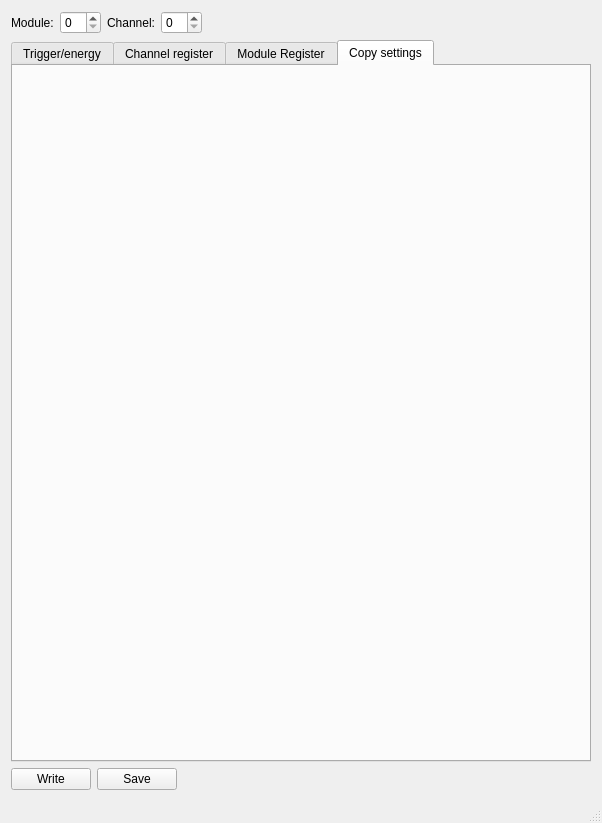
Qt form sirius/src/XIAengineControl/mainwindow.ui (oslocyclotronlab/OCLDAQ) before a commit.
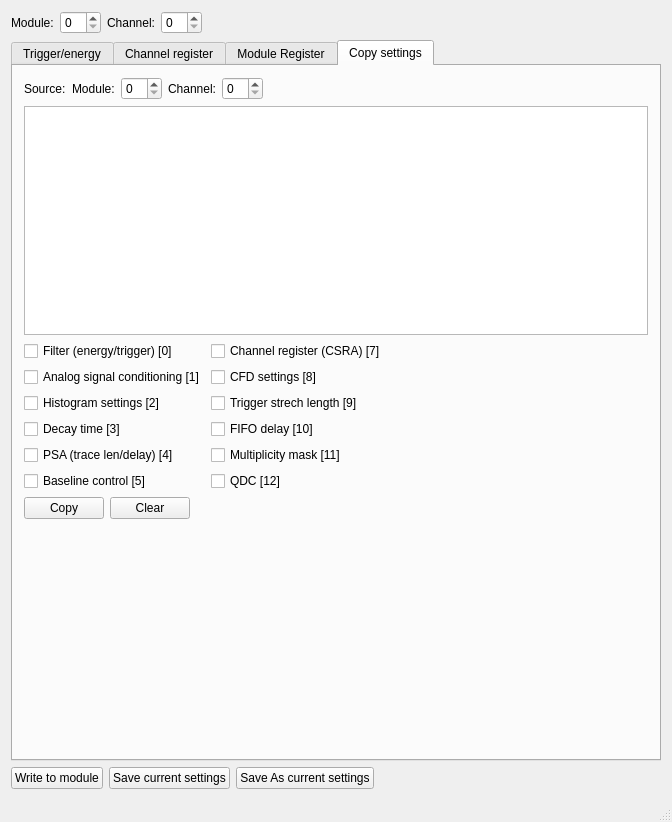
The same form after that commit. The open tabs and pages were chosen to show the change.

Diff of the .ui file:
```diff
--- a/sirius/src/XIAengineControl/mainwindow.ui
+++ b/sirius/src/XIAengineControl/mainwindow.ui
@@ -6,10 +6,22 @@
    <rect>
     <x>0</x>
     <y>0</y>
-    <width>602</width>
-    <height>823</height>
+    <width>672</width>
+    <height>822</height>
    </rect>
   </property>
+  <property name="sizePolicy">
+   <sizepolicy hsizetype="Minimum" vsizetype="Minimum">
+    <horstretch>0</horstretch>
+    <verstretch>0</verstretch>
+   </sizepolicy>
+  </property>
+  <property name="maximumSize">
+   <size>
+    <width>672</width>
+    <height>822</height>
+   </size>
+  </property>
   <property name="windowTitle">
    <string>XIA settings</string>
   </property>
@@ -1433,6 +1445,220 @@
          <attribute name="title">
           <string>Copy settings</string>
          </attribute>
+         <layout class="QGridLayout" name="gridLayout_5">
+          <item row="0" column="0">
+           <layout class="QVBoxLayout" name="verticalLayout_25">
+            <item>
+             <layout class="QHBoxLayout" name="horizontalLayout_45">
+              <item>
+               <widget class="QLabel" name="label_31">
+                <property name="text">
+                 <string>Source:</string>
+                </property>
+               </widget>
+              </item>
+              <item>
+               <layout class="QHBoxLayout" name="horizontalLayout_40">
+                <item>
+                 <widget class="QLabel" name="mod_label_2">
+                  <property name="text">
+                   <string>Module:</string>
+                  </property>
+                 </widget>
+                </item>
+                <item>
+                 <widget class="QSpinBox" name="source_module"/>
+                </item>
+               </layout>
+              </item>
+              <item>
+               <layout class="QHBoxLayout" name="horizontalLayout_43">
+                <item>
+                 <widget class="QLabel" name="mod_label_3">
+                  <property name="text">
+                   <string>Channel:</string>
+                  </property>
+                 </widget>
+                </item>
+                <item>
+                 <widget class="QSpinBox" name="source_channel"/>
+                </item>
+               </layout>
+              </item>
+              <item>
+               <spacer name="horizontalSpacer_8">
+                <property name="orientation">
+                 <enum>Qt::Horizontal</enum>
+                </property>
+                <property name="sizeHint" stdset="0">
+                 <size>
+                  <width>40</width>
+                  <height>20</height>
+                 </size>
+                </property>
+               </spacer>
+              </item>
+             </layout>
+            </item>
+            <item>
+             <widget class="QTableWidget" name="tableWidget"/>
+            </item>
+            <item>
+             <layout class="QHBoxLayout" name="horizontalLayout_44">
+              <item>
+               <layout class="QVBoxLayout" name="verticalLayout_23">
+                <item>
+                 <widget class="QCheckBox" name="cpSet_0">
+                  <property name="text">
+                   <string>Filter (energy/trigger) [0]</string>
+                  </property>
+                 </widget>
+                </item>
+                <item>
+                 <widget class="QCheckBox" name="cpSet_1">
+                  <property name="text">
+                   <string>Analog signal conditioning [1]</string>
+                  </property>
+                 </widget>
+                </item>
+                <item>
+                 <widget class="QCheckBox" name="cpSet_2">
+                  <property name="text">
+                   <string>Histogram settings [2]</string>
+                  </property>
+                 </widget>
+                </item>
+                <item>
+                 <widget class="QCheckBox" name="cpSet_3">
+                  <property name="text">
+                   <string>Decay time [3]</string>
+                  </property>
+                 </widget>
+                </item>
+                <item>
+                 <widget class="QCheckBox" name="cpSet_4">
+                  <property name="text">
+                   <string>PSA (trace len/delay) [4]</string>
+                  </property>
+                 </widget>
+                </item>
+                <item>
+                 <widget class="QCheckBox" name="cpSet_5">
+                  <property name="text">
+                   <string>Baseline control [5]</string>
+                  </property>
+                 </widget>
+                </item>
+               </layout>
+              </item>
+              <item>
+               <layout class="QVBoxLayout" name="verticalLayout_24">
+                <item>
+                 <widget class="QCheckBox" name="cpSet_7">
+                  <property name="text">
+                   <string>Channel register (CSRA) [7]</string>
+                  </property>
+                 </widget>
+                </item>
+                <item>
+                 <widget class="QCheckBox" name="cpSet_8">
+                  <property name="text">
+                   <string>CFD settings [8]</string>
+                  </property>
+                 </widget>
+                </item>
+                <item>
+                 <widget class="QCheckBox" name="cpSet_9">
+                  <property name="text">
+                   <string>Trigger strech length [9]</string>
+                  </property>
+                 </widget>
+                </item>
+                <item>
+                 <widget class="QCheckBox" name="cpSet_10">
+                  <property name="text">
+                   <string>FIFO delay [10]</string>
+                  </property>
+                 </widget>
+                </item>
+                <item>
+                 <widget class="QCheckBox" name="cpSet_11">
+                  <property name="text">
+                   <string>Multiplicity mask [11]</string>
+                  </property>
+                 </widget>
+                </item>
+                <item>
+                 <widget class="QCheckBox" name="cpSet_12">
+                  <property name="text">
+                   <string>QDC [12]</string>
+                  </property>
+                 </widget>
+                </item>
+               </layout>
+              </item>
+              <item>
+               <spacer name="horizontalSpacer_9">
+                <property name="orientation">
+                 <enum>Qt::Horizontal</enum>
+                </property>
+                <property name="sizeHint" stdset="0">
+                 <size>
+                  <width>40</width>
+                  <height>20</height>
+                 </size>
+                </property>
+               </spacer>
+              </item>
+             </layout>
+            </item>
+            <item>
+             <layout class="QHBoxLayout" name="horizontalLayout_46">
+              <item>
+               <widget class="QPushButton" name="CopyButton">
+                <property name="text">
+                 <string>Copy</string>
+                </property>
+               </widget>
+              </item>
+              <item>
+               <widget class="QPushButton" name="ClearButton">
+                <property name="text">
+                 <string>Clear</string>
+                </property>
+               </widget>
+              </item>
+              <item>
+               <spacer name="horizontalSpacer_10">
+                <property name="orientation">
+                 <enum>Qt::Horizontal</enum>
+                </property>
+                <property name="sizeHint" stdset="0">
+                 <size>
+                  <width>40</width>
+                  <height>20</height>
+                 </size>
+                </property>
+               </spacer>
+              </item>
+             </layout>
+            </item>
+            <item>
+             <spacer name="verticalSpacer_4">
+              <property name="orientation">
+               <enum>Qt::Vertical</enum>
+              </property>
+              <property name="sizeHint" stdset="0">
+               <size>
+                <width>20</width>
+                <height>0</height>
+               </size>
+              </property>
+             </spacer>
+            </item>
+           </layout>
+          </item>
+         </layout>
         </widget>
        </widget>
       </item>
@@ -1441,14 +1667,21 @@
         <item>
          <widget class="QPushButton" name="WriteButton">
           <property name="text">
-           <string>Write</string>
+           <string>Write to module</string>
           </property>
          </widget>
         </item>
         <item>
          <widget class="QPushButton" name="SaveButton">
           <property name="text">
-           <string>Save</string>
+           <string>Save current settings</string>
+          </property>
+         </widget>
+        </item>
+        <item>
+         <widget class="QPushButton" name="SaveAsButton">
+          <property name="text">
+           <string>Save As current settings</string>
           </property>
          </widget>
         </item>
```
Left out of the diff: 27 changed lines with no effect on the pictures.
